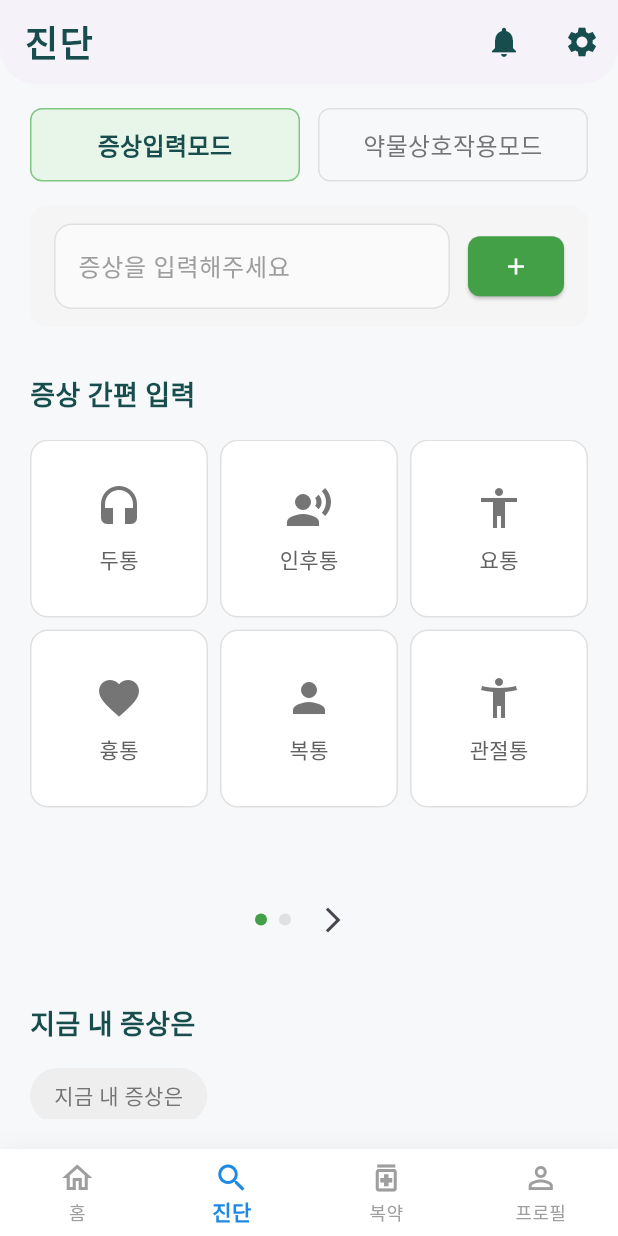
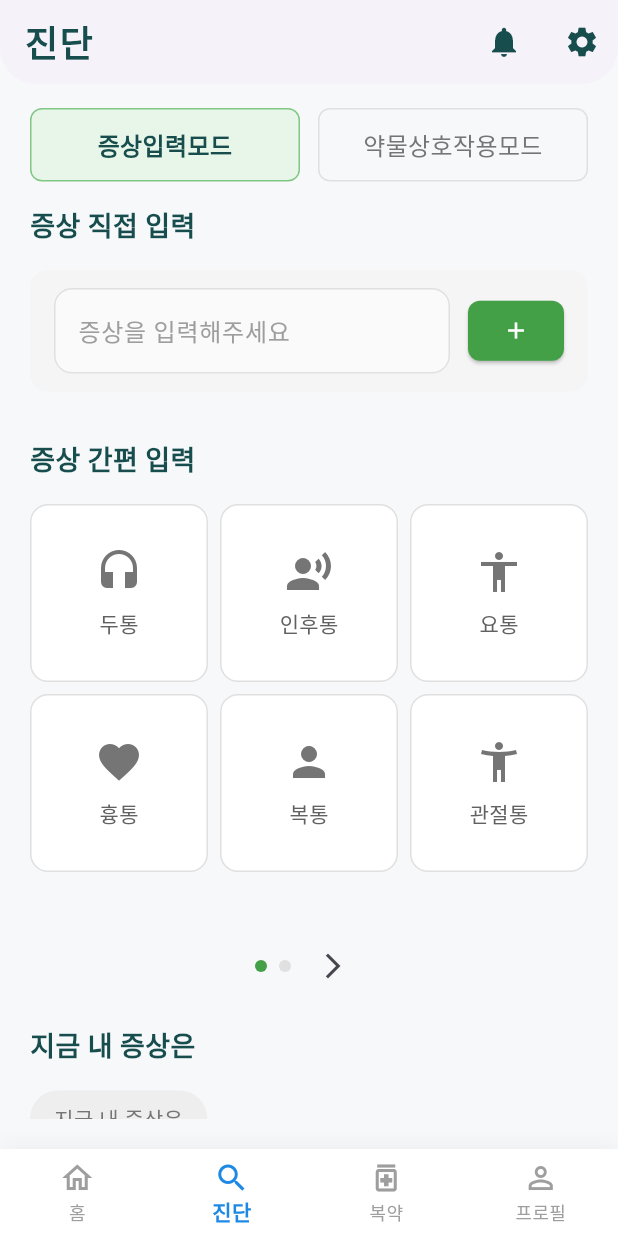
Before and after one commit to KICT2022/frontend, a Flutter app: the SearchScreen screen opened by its route, on a phone screen of 412 x 824 dp. Run offline on Flutter 3.47's test engine with Material 3 defaults, Android fonts, the phone set to English and light mode, and no system bars; our stand-ins replace go_router, shared_preferences; accounts and stored records are empty; Roboto replaces fonts that are missing (NotoSansKR).

Commit message:
검색 화면에 '증상 직접 입력' 섹션 추가 및 입력 필드 간격 조정

```diff
--- a/lib/screens/search_screen.dart
+++ b/lib/screens/search_screen.dart
@@ -336,6 +336,17 @@ class _SearchScreenState extends State<SearchScreen> {
         child: Column(
           crossAxisAlignment: CrossAxisAlignment.start,
           children: [
+            // 증상 직접 입력 섹션
+            Text(
+              '증상 직접 입력',
+              style: TextStyle(
+                fontSize: 18,
+                fontWeight: FontWeight.bold,
+                color: Color(0xFF174D4D),
+              ),
+            ),
+            const SizedBox(height: 16),
+
             // 증상 검색 입력 필드
             Container(
               padding: const EdgeInsets.symmetric(horizontal: 16, vertical: 12),
@@ -421,7 +432,7 @@ class _SearchScreenState extends State<SearchScreen> {
                     },
                   ),
                 ),
-                const SizedBox(height: 16),
+                const SizedBox(height: 4),
                 // 페이지 인디케이터
                 Row(
                   mainAxisAlignment: MainAxisAlignment.center,
@@ -465,7 +476,7 @@ class _SearchScreenState extends State<SearchScreen> {
               ],
             ),
 
-            const SizedBox(height: 32),
+            const SizedBox(height: 16),
 
             // 지금 내 증상은 섹션
             Text(
```
